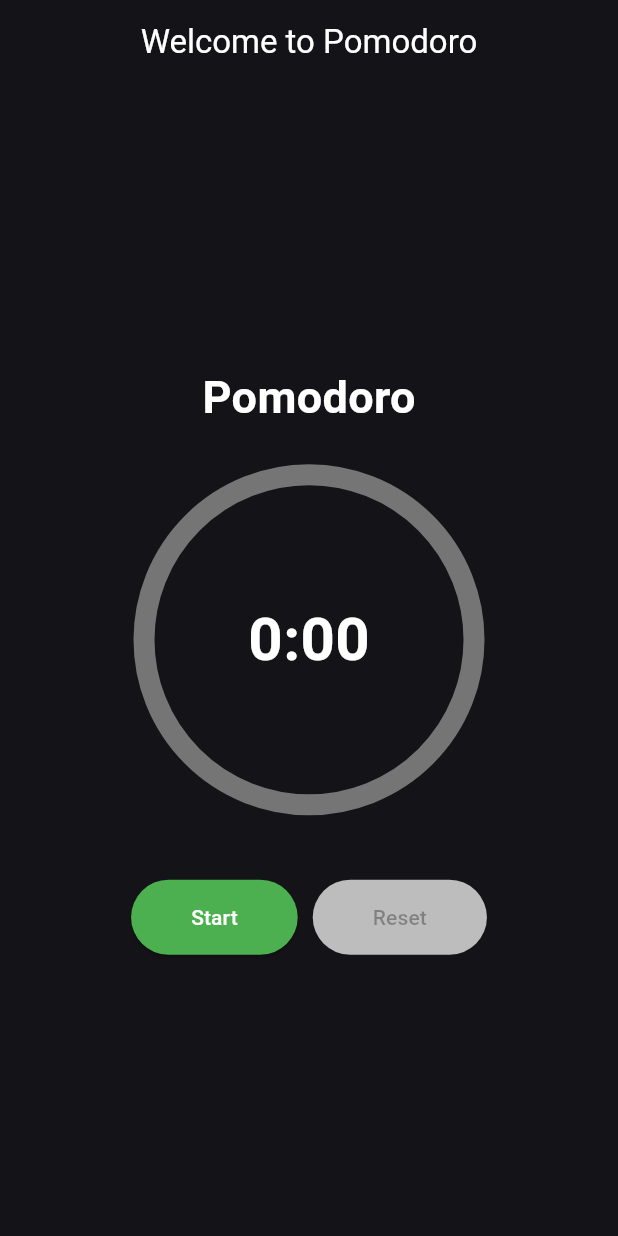
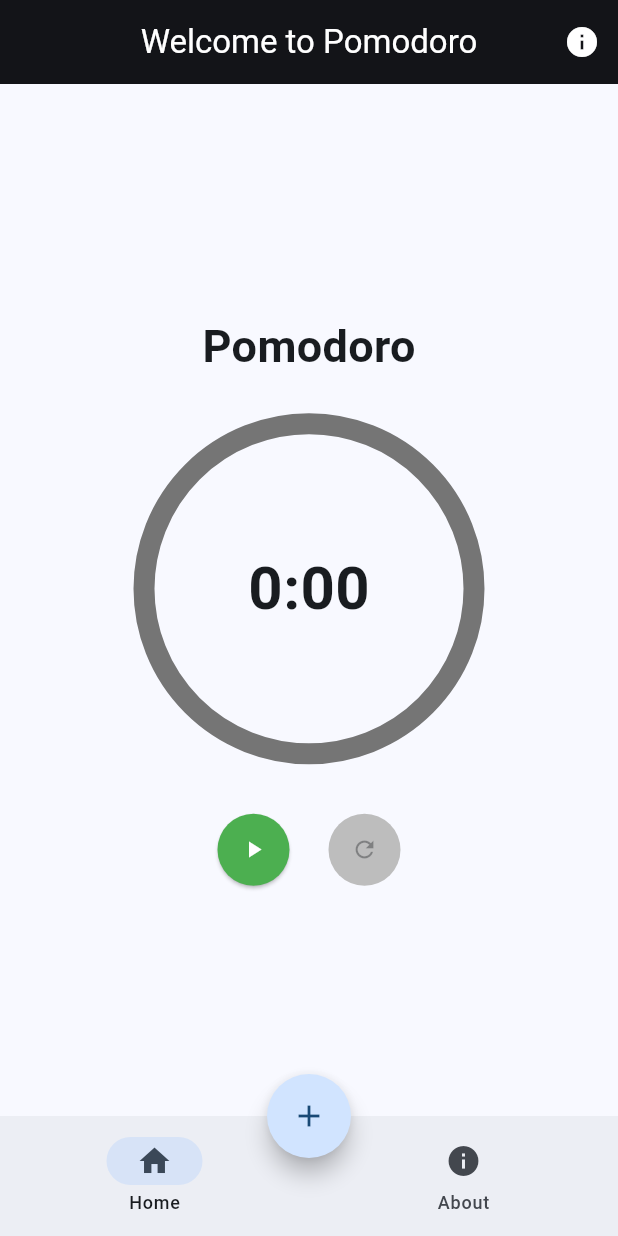
Before and after one commit to jeffercbs/flutter-pomodoro, a Flutter app: the screen it shows after launch, on a phone screen of 412 x 824 dp. Run offline on Flutter 3.47's test engine with Material 3 defaults, Android fonts, the phone set to English and light mode, and no system bars; our stand-ins replace shared_preferences.

Commit message:
new pages and Improve the interface

```diff
--- a/lib/main.dart
+++ b/lib/main.dart
@@ -1,5 +1,5 @@
 import 'package:flutter/material.dart';
-import 'package:myapp/pages/pomodoro.dart';
+import 'package:myapp/widgets/root.dart';
 
 void main() {
   runApp(const MyApp());
@@ -15,10 +15,10 @@ class MyApp extends StatelessWidget {
       title: 'Pomodoro',
       debugShowCheckedModeBanner: false,
       theme: ThemeData(
-        colorScheme: ColorScheme.fromSeed(seedColor: Colors.deepPurple),
         useMaterial3: true,
+        colorSchemeSeed: Colors.blue
       ),
-      home: const PomodoroPage(),
+      home: const RootPage(),
     );
   }
 }
--- a/lib/pages/pomodoro.dart
+++ b/lib/pages/pomodoro.dart
@@ -11,14 +11,8 @@ class PomodoroPage extends StatefulWidget {
 class _PomodoroPageState extends State<PomodoroPage> {
   @override
   Widget build(BuildContext context) {
-    return Scaffold(
-      appBar: AppBar(
-        backgroundColor: const Color.fromARGB(248, 13, 14, 17),
-        foregroundColor: Colors.white,
-        centerTitle: true,
-        title: const Text("Welcome to Pomodoro"),
-      ),
-      body: const Chronometer(),
+    return const Scaffold(
+      body: Chronometer(),
     );
   }
 }
--- a/lib/widgets/chronometer.dart
+++ b/lib/widgets/chronometer.dart
@@ -128,7 +128,6 @@ class _ChronometerState extends State<Chronometer> {
   @override
   Widget build(BuildContext context) {
     return Scaffold(
-      backgroundColor: const Color.fromARGB(248, 13, 14, 17),
       body: Center(
         child: Column(
           mainAxisAlignment: MainAxisAlignment.center,
@@ -137,9 +136,7 @@ class _ChronometerState extends State<Chronometer> {
                 padding: const EdgeInsets.only(bottom: 30),
                 child: Text(title,
                     style: const TextStyle(
-                        fontSize: 30,
-                        color: Colors.white,
-                        fontWeight: FontWeight.bold))),
+                        fontSize: 30, fontWeight: FontWeight.bold))),
             TweenAnimationBuilder(
                 tween: Tween<double>(begin: 0, end: _start / _maxTime),
                 duration: const Duration(milliseconds: 500),
@@ -163,40 +160,49 @@ class _ChronometerState extends State<Chronometer> {
                       Text(
                         formattingSec(_start),
                         style: const TextStyle(
-                            fontSize: 40,
-                            fontWeight: FontWeight.bold,
-                            color: Colors.white),
+                          fontSize: 40,
+                          fontWeight: FontWeight.bold,
+                        ),
                       ),
                     ],
                   );
                 }),
-            const SizedBox(height: 50),
+            const SizedBox(height: 40),
             Row(
               mainAxisAlignment: MainAxisAlignment.center,
               children: <Widget>[
                 ElevatedButton(
                   style: ElevatedButton.styleFrom(
-                      padding: const EdgeInsets.symmetric(
-                        horizontal: 40,
-                        vertical: 15,
-                      ),
+                      shape: const CircleBorder(),
+                      padding: const EdgeInsets.all(15),
                       backgroundColor: _isRunning ? Colors.red : Colors.green,
                       foregroundColor: Colors.white),
                   onPressed: startTimer,
-                  child: Text(_isRunning ? 'Stop' : 'Start'),
+                  child: Row(
+                    mainAxisAlignment: MainAxisAlignment.center,
+                    children: <Widget>[
+                      _isRunning
+                          ? const Icon(Icons.stop)
+                          : const Icon(Icons.play_arrow),
+                    ],
+                  ),
                 ),
                 const SizedBox(width: 10),
                 ElevatedButton(
                   style: ElevatedButton.styleFrom(
-                    padding: const EdgeInsets.symmetric(
-                      horizontal: 40,
-                      vertical: 15,
-                    ),
-                    backgroundColor: Colors.white,
+                    shape: const CircleBorder(),
+                    padding: const EdgeInsets.all(15),
+                    backgroundColor: Colors.black,
+                    foregroundColor: Colors.white,
                     disabledBackgroundColor: Colors.grey.shade400,
                   ),
                   onPressed: _isRunning ? resetTimer : null,
-                  child: const Text('Reset'),
+                  child: const Row(
+                    mainAxisAlignment: MainAxisAlignment.center,
+                    children: [
+                      Icon(Icons.refresh),
+                    ],
+                  ),
                 )
               ],
             ),
--- a/lib/widgets/root.dart
+++ b/lib/widgets/root.dart
@@ -0,0 +1,76 @@
+import 'package:flutter/material.dart';
+import 'package:myapp/pages/about.dart';
+import 'package:myapp/pages/dashboard.dart';
+import 'package:myapp/pages/newTask.dart';
+import 'package:myapp/pages/pomodoro.dart';
+
+class RootPage extends StatefulWidget {
+  const RootPage({super.key});
+
+  @override
+  State<RootPage> createState() => _RootState();
+}
+
+class _RootState extends State<RootPage> {
+  static const List<Widget> pages = [
+    PomodoroPage(),
+    DashboardPage(),
+    AboutPage(),
+    NewTaskPage(),
+  ];
+
+  int currentIndex = 0;
+
+  void openInfo() {
+    showModalBottomSheet(context: context, builder: (ctx) => const AboutPage());
+  }
+
+  @override
+  Widget build(BuildContext context) {
+    return Scaffold(
+      appBar: AppBar(
+        backgroundColor: const Color.fromARGB(248, 13, 14, 17),
+        foregroundColor: Colors.white,
+        centerTitle: true,
+        title: const Text("Welcome to Pomodoro"),
+        actions: [
+          IconButton(
+            onPressed: openInfo,
+            icon: const Icon(Icons.info),
+          ),
+        ],
+      ),
+      body: pages.elementAt(currentIndex),
+      floatingActionButton: FloatingActionButton(
+        onPressed: () {
+          setState(() {
+            currentIndex = 3;
+          });
+        },
+        shape: RoundedRectangleBorder(
+          borderRadius: BorderRadius.circular(100),
+        ),
+        child: const Icon(Icons.add),
+      ),
+      floatingActionButtonLocation: FloatingActionButtonLocation.centerDocked,
+      bottomNavigationBar: NavigationBar(
+        onDestinationSelected: (int index) {
+          setState(() {
+            currentIndex = index;
+          });
+        },
+        selectedIndex: currentIndex,
+        destinations: const [
+          NavigationDestination(
+            icon: Icon(Icons.home),
+            label: 'Home',
+          ),
+          NavigationDestination(
+            icon: Icon(Icons.info),
+            label: 'About',
+          ),
+        ],
+      ),
+    );
+  }
+}
```
Also changed, not shown: lib/pages/about.dart (added, +32 -0 lines), lib/pages/dashboard.dart (added, +19 -0 lines), lib/pages/newTask.dart (added, +19 -0 lines), lib/pages/analitys.dart (deleted).
